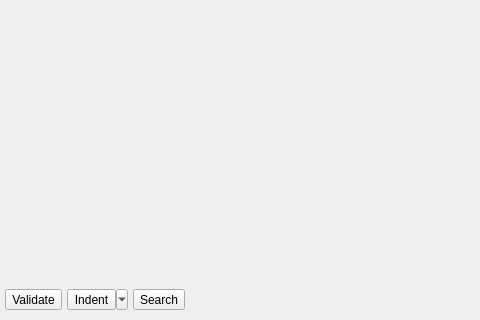
Above: apps/pgmodeler-se/ui/sourceeditorwidget.ui from pgmodeler/pgmodeler before the change; both pictures show x 0 to 480 and y 416 to 736 of the 1212 by 736 pixel window. Below: the same form after it.
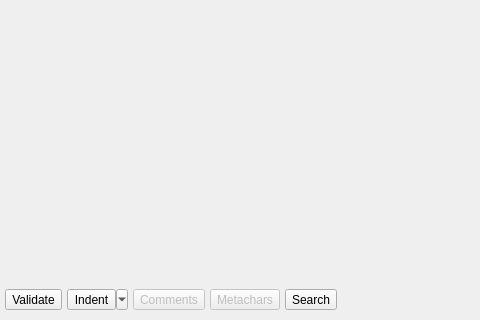
That is the form after the change. Icons and pictures are not drawn.

Commit message: Added support to convert metachars to escaped (and vice-versa) in pgmodeler-se/SourceEditorWidget

Diff of the .ui file:
```diff
--- a/apps/pgmodeler-se/ui/sourceeditorwidget.ui
+++ b/apps/pgmodeler-se/ui/sourceeditorwidget.ui
@@ -167,6 +167,94 @@
        </property>
       </widget>
      </item>
+     <item>
+      <widget class="QToolButton" name="comment_tb">
+       <property name="enabled">
+        <bool>false</bool>
+       </property>
+       <property name="sizePolicy">
+        <sizepolicy hsizetype="Preferred" vsizetype="Fixed">
+         <horstretch>0</horstretch>
+         <verstretch>0</verstretch>
+        </sizepolicy>
+       </property>
+       <property name="minimumSize">
+        <size>
+         <width>0</width>
+         <height>0</height>
+        </size>
+       </property>
+       <property name="toolTip">
+        <string>Toggles the comments in the current selection</string>
+       </property>
+       <property name="text">
+        <string>Comments</string>
+       </property>
+       <property name="icon">
+        <iconset resource="../../../libs/libgui/res/resources.qrc">
+         <normaloff>:/icons/icons/comment.png</normaloff>:/icons/icons/comment.png</iconset>
+       </property>
+       <property name="iconSize">
+        <size>
+         <width>28</width>
+         <height>28</height>
+        </size>
+       </property>
+       <property name="shortcut">
+        <string>Ctrl+/</string>
+       </property>
+       <property name="toolButtonStyle">
+        <enum>Qt::ToolButtonTextBesideIcon</enum>
+       </property>
+       <property name="autoRaise">
+        <bool>false</bool>
+       </property>
+      </widget>
+     </item>
+     <item>
+      <widget class="QToolButton" name="metachars_tb">
+       <property name="enabled">
+        <bool>false</bool>
+       </property>
+       <property name="sizePolicy">
+        <sizepolicy hsizetype="Preferred" vsizetype="Fixed">
+         <horstretch>0</horstretch>
+         <verstretch>0</verstretch>
+        </sizepolicy>
+       </property>
+       <property name="minimumSize">
+        <size>
+         <width>0</width>
+         <height>0</height>
+        </size>
+       </property>
+       <property name="toolTip">
+        <string>Convert metacharacters to escaped and vice-versa</string>
+       </property>
+       <property name="text">
+        <string>Metachars</string>
+       </property>
+       <property name="icon">
+        <iconset resource="../../../libs/libgui/res/resources.qrc">
+         <normaloff>:/icons/icons/metatoescaped.png</normaloff>:/icons/icons/metatoescaped.png</iconset>
+       </property>
+       <property name="iconSize">
+        <size>
+         <width>28</width>
+         <height>28</height>
+        </size>
+       </property>
+       <property name="popupMode">
+        <enum>QToolButton::InstantPopup</enum>
+       </property>
+       <property name="toolButtonStyle">
+        <enum>Qt::ToolButtonTextBesideIcon</enum>
+       </property>
+       <property name="autoRaise">
+        <bool>false</bool>
+       </property>
+      </widget>
+     </item>
      <item>
       <widget class="QToolButton" name="search_tb">
        <property name="enabled">
```
The commit also changes 10 other files.
